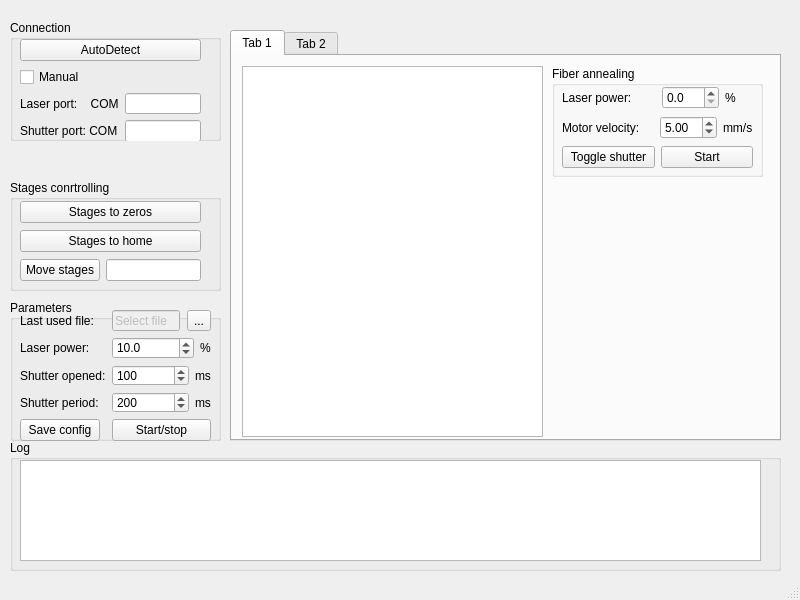
al509/LabSoft, file ui/MainWindow.ui: the form before one commit.
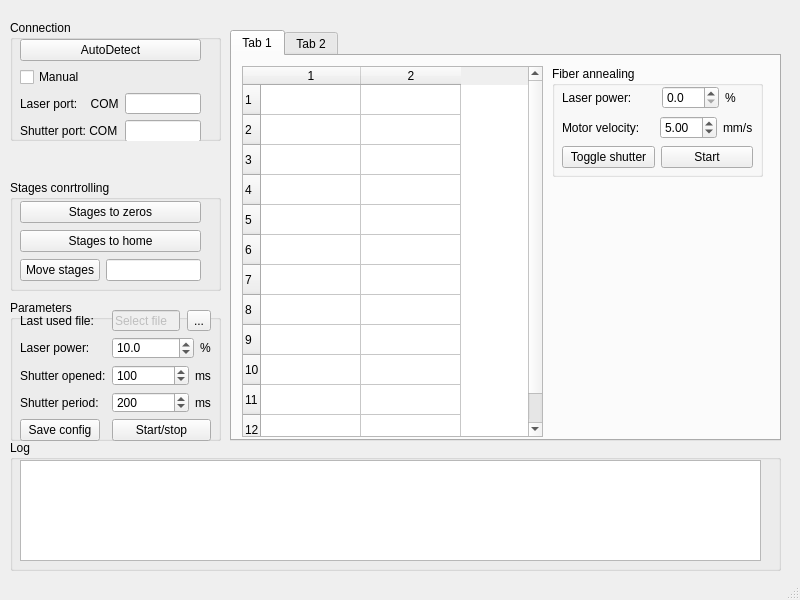
The form after the commit.

```diff
--- a/ui/MainWindow.ui
+++ b/ui/MainWindow.ui
@@ -344,6 +344,50 @@
       <property name="statusTip">
        <string>Enter - create new row; empty rows will be deleted automatically.</string>
       </property>
+      <property name="showDropIndicator" stdset="0">
+       <bool>true</bool>
+      </property>
+      <property name="dragDropOverwriteMode">
+       <bool>true</bool>
+      </property>
+      <property name="dragDropMode">
+       <enum>QAbstractItemView::NoDragDrop</enum>
+      </property>
+      <property name="defaultDropAction">
+       <enum>Qt::IgnoreAction</enum>
+      </property>
+      <property name="alternatingRowColors">
+       <bool>false</bool>
+      </property>
+      <property name="gridStyle">
+       <enum>Qt::SolidLine</enum>
+      </property>
+      <property name="sortingEnabled">
+       <bool>false</bool>
+      </property>
+      <property name="cornerButtonEnabled">
+       <bool>true</bool>
+      </property>
+      <property name="rowCount">
+       <number>12</number>
+      </property>
+      <property name="columnCount">
+       <number>2</number>
+      </property>
+      <row/>
+      <row/>
+      <row/>
+      <row/>
+      <row/>
+      <row/>
+      <row/>
+      <row/>
+      <row/>
+      <row/>
+      <row/>
+      <row/>
+      <column/>
+      <column/>
      </widget>
      <widget class="QGroupBox" name="annealBox">
       <property name="geometry">
```
Left out of the diff: 6 changed lines with no effect on the pictures.
